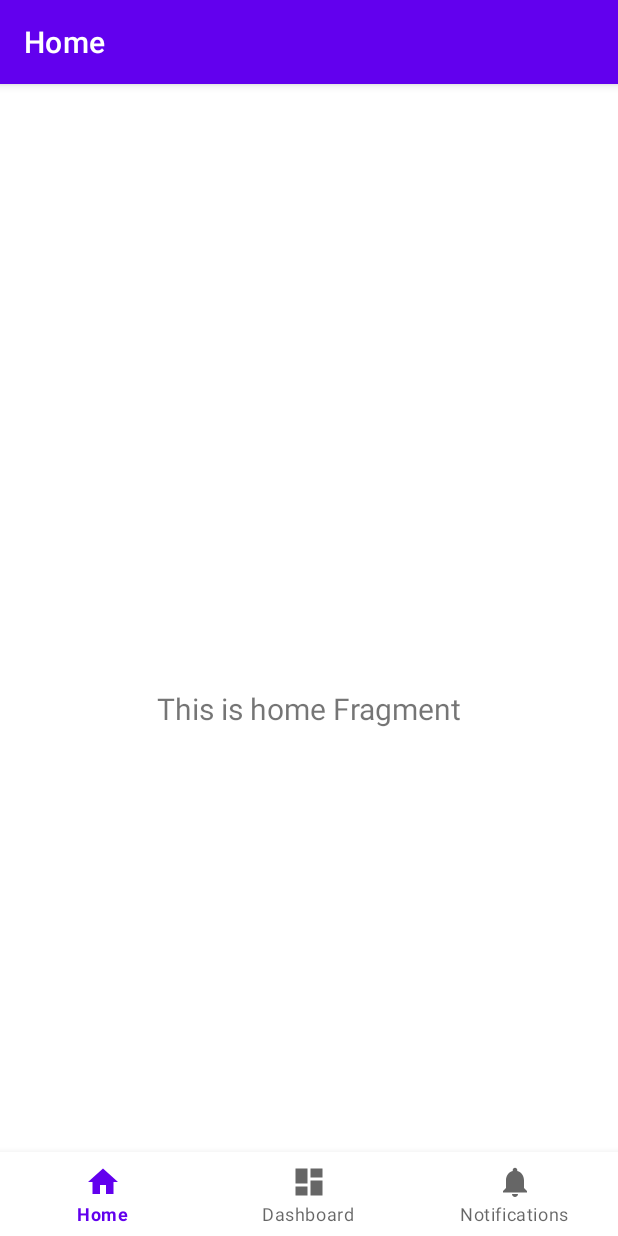
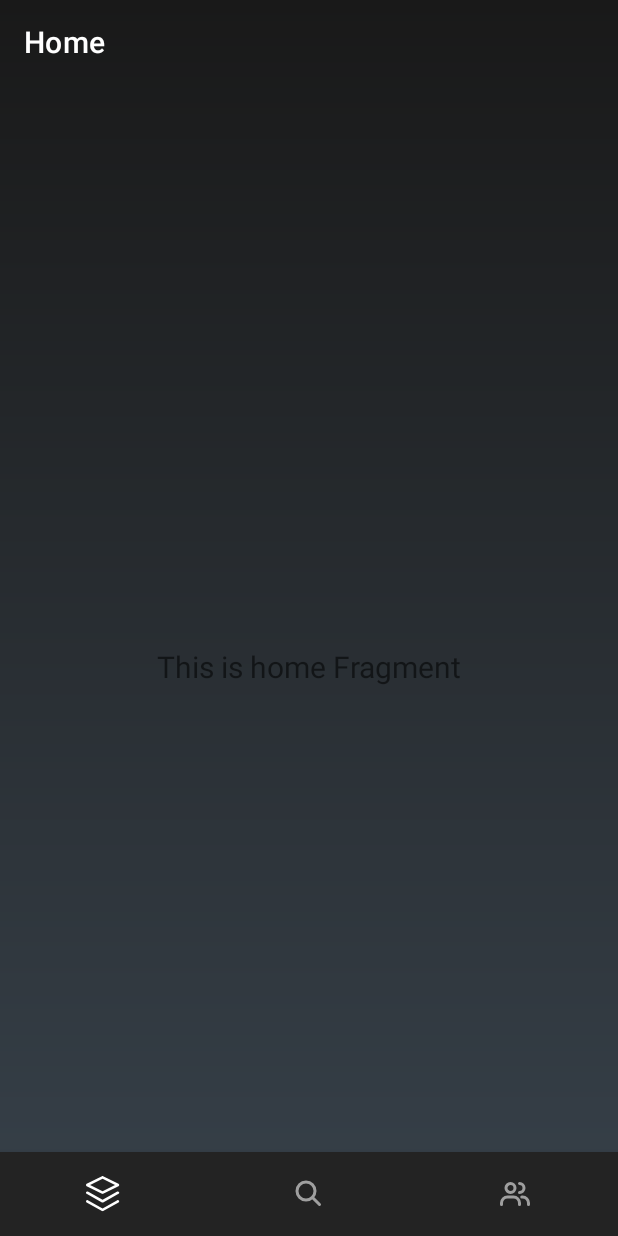
Before and after one commit to jakebuhite/backblog-android, an Android app: the screen it shows after launch (MainActivity), on a phone screen of 412 x 824 dp. Run offline under Robolectric (Android 15) with nearby library versions, the phone set to English and light mode, and no system bars; our stand-ins replace navigation-ui.

Commit message:
Configured bottom navigation bar and set the app's background color

```diff
--- a/app/build.gradle.kts
+++ b/app/build.gradle.kts
@@ -5,11 +5,11 @@ plugins {
 
 android {
     namespace = "com.tabka.backblog"
-    compileSdk = 33
+    compileSdk = 34
 
     defaultConfig {
         applicationId = "com.tabka.backblog"
-        minSdk = 24
+        minSdk = 31
         targetSdk = 33
         versionCode = 1
         versionName = "1.0"
@@ -41,6 +41,7 @@ android {
 dependencies {
 
     implementation("androidx.core:core-ktx:1.9.0")
+    implementation("androidx.core:core-splashscreen:1.0.0")
     implementation("androidx.appcompat:appcompat:1.6.1")
     implementation("com.google.android.material:material:1.10.0")
     implementation("androidx.constraintlayout:constraintlayout:2.1.4")
--- a/app/src/main/java/com/tabka/backblog/MainActivity.kt
+++ b/app/src/main/java/com/tabka/backblog/MainActivity.kt
@@ -1,6 +1,9 @@
 package com.tabka.backblog
 
+import android.os.Build
 import android.os.Bundle
+import android.view.View
+import android.view.WindowManager
 import com.google.android.material.bottomnavigation.BottomNavigationView
 import androidx.appcompat.app.AppCompatActivity
 import androidx.navigation.findNavController
@@ -15,6 +18,15 @@ class MainActivity : AppCompatActivity() {
 
     override fun onCreate(savedInstanceState: Bundle?) {
         super.onCreate(savedInstanceState)
+
+        if (Build.VERSION.SDK_INT >= Build.VERSION_CODES.LOLLIPOP) {
+            window.apply {
+                clearFlags(WindowManager.LayoutParams.FLAG_TRANSLUCENT_STATUS)
+                addFlags(WindowManager.LayoutParams.FLAG_DRAWS_SYSTEM_BAR_BACKGROUNDS)
+                decorView.systemUiVisibility = View.SYSTEM_UI_FLAG_LAYOUT_FULLSCREEN or View.SYSTEM_UI_FLAG_LAYOUT_STABLE
+                statusBarColor = android.graphics.Color.TRANSPARENT
+            }
+        }
 
         binding = ActivityMainBinding.inflate(layoutInflater)
         setContentView(binding.root)
--- /dev/null
+++ b/app/src/main/res/color/bottomnav_item_colors.xml
@@ -0,0 +1,5 @@
+<!-- res/color/bottom_nav_item_colors.xml -->
+<selector xmlns:android="http://schemas.android.com/apk/res/android">
+    <item android:color="@color/bottomnav_icon_selected" android:state_checked="true"/>
+    <item android:color="@color/bottomnav_icon"/>
+</selector>
--- /dev/null
+++ b/app/src/main/res/drawable/background.xml
@@ -0,0 +1,8 @@
+<?xml version="1.0" encoding="utf-8"?>
+<shape xmlns:android="http://schemas.android.com/apk/res/android"
+    android:shape="rectangle">
+    <gradient
+        android:startColor="@color/background_top"
+        android:endColor="@color/background_bottom"
+        android:angle="90" />
+</shape>
--- /dev/null
+++ b/app/src/main/res/drawable/ic_friends_24dp.xml
@@ -0,0 +1,13 @@
+<vector xmlns:android="http://schemas.android.com/apk/res/android"
+    android:width="24dp"
+    android:height="24dp"
+    android:viewportWidth="24"
+    android:viewportHeight="24">
+  <path
+      android:pathData="M3,19V18C3,15.791 4.791,14 7,14H11C13.209,14 15,15.791 15,18V19M15,11C16.657,11 18,9.657 18,8C18,6.343 16.657,5 15,5M21,19V18C21,15.791 19.209,14 17,14H16.5M12,8C12,9.657 10.657,11 9,11C7.343,11 6,9.657 6,8C6,6.343 7.343,5 9,5C10.657,5 12,6.343 12,8Z"
+      android:strokeLineJoin="round"
+      android:strokeWidth="2"
+      android:fillColor="#00000000"
+      android:strokeColor="#9F9F9F"
+      android:strokeLineCap="round"/>
+</vector>
--- /dev/null
+++ b/app/src/main/res/drawable/ic_home_24dp.xml
@@ -0,0 +1,4 @@
+<vector android:height="25.2dp" android:viewportHeight="21"
+    android:viewportWidth="20" android:width="24dp" xmlns:android="http://schemas.android.com/apk/res/android">
+    <path android:fillColor="#ffffff" android:fillType="evenOdd" android:pathData="M9.415,0.079C9.626,-0.026 9.874,-0.026 10.085,0.079L19.086,4.579C19.34,4.706 19.5,4.966 19.5,5.25C19.5,5.534 19.34,5.794 19.086,5.921L10.085,10.421C9.874,10.526 9.626,10.526 9.415,10.421L0.415,5.921C0.161,5.794 0,5.534 0,5.25C0,4.966 0.161,4.706 0.415,4.579L9.415,0.079ZM2.427,5.25L9.75,8.911L17.073,5.25L9.75,1.589L2.427,5.25ZM0.095,14.386C0.296,14.024 0.752,13.893 1.114,14.094L9.75,18.892L18.386,14.094C18.748,13.893 19.205,14.024 19.406,14.386C19.607,14.748 19.476,15.205 19.114,15.406L10.114,20.406C9.888,20.531 9.612,20.531 9.386,20.406L0.386,15.406C0.024,15.205 -0.107,14.748 0.095,14.386ZM1.114,9.094C0.752,8.893 0.296,9.024 0.095,9.386C-0.107,9.748 0.024,10.205 0.386,10.406L9.386,15.406C9.612,15.531 9.888,15.531 10.114,15.406L19.114,10.406C19.476,10.205 19.607,9.748 19.406,9.386C19.205,9.024 18.748,8.893 18.386,9.094L9.75,13.892L1.114,9.094Z"/>
+</vector>
--- /dev/null
+++ b/app/src/main/res/drawable/ic_search_24dp.xml
@@ -0,0 +1,20 @@
+<vector xmlns:android="http://schemas.android.com/apk/res/android"
+    android:width="26dp"
+    android:height="26dp"
+    android:viewportWidth="24"
+    android:viewportHeight="24">
+  <path
+      android:pathData="M10,10m-6,0a6,6 0,1 1,12 0a6,6 0,1 1,-12 0"
+      android:strokeLineJoin="round"
+      android:strokeWidth="2"
+      android:fillColor="#00000000"
+      android:strokeColor="#9F9F9F"
+      android:strokeLineCap="round"/>
+  <path
+      android:pathData="M14.5,14.5L19,19"
+      android:strokeLineJoin="round"
+      android:strokeWidth="2"
+      android:fillColor="#00000000"
+      android:strokeColor="#9F9F9F"
+      android:strokeLineCap="round"/>
+</vector>
--- a/app/src/main/res/layout/activity_main.xml
+++ b/app/src/main/res/layout/activity_main.xml
@@ -4,6 +4,7 @@
     android:id="@+id/container"
     android:layout_width="match_parent"
     android:layout_height="match_parent"
+    android:fitsSystemWindows="true"
     android:paddingTop="?attr/actionBarSize">
 
     <com.google.android.material.bottomnavigation.BottomNavigationView
@@ -12,7 +13,6 @@
         android:layout_height="wrap_content"
         android:layout_marginStart="0dp"
         android:layout_marginEnd="0dp"
-        android:background="?android:attr/windowBackground"
         app:layout_constraintBottom_toBottomOf="parent"
         app:layout_constraintLeft_toLeftOf="parent"
         app:layout_constraintRight_toRightOf="parent"
--- a/app/src/main/res/menu/bottom_nav_menu.xml
+++ b/app/src/main/res/menu/bottom_nav_menu.xml
@@ -3,17 +3,17 @@
 
     <item
         android:id="@+id/navigation_home"
-        android:icon="@drawable/ic_home_black_24dp"
-        android:title="@string/title_home" />
+        android:icon="@drawable/ic_home_24dp"
+        android:title="@null" />
 
     <item
         android:id="@+id/navigation_dashboard"
-        android:icon="@drawable/ic_dashboard_black_24dp"
-        android:title="@string/title_dashboard" />
+        android:icon="@drawable/ic_search_24dp"
+        android:title="@null" />
 
     <item
         android:id="@+id/navigation_notifications"
-        android:icon="@drawable/ic_notifications_black_24dp"
-        android:title="@string/title_notifications" />
+        android:icon="@drawable/ic_friends_24dp"
+        android:title="@null" />
 
 </menu>
--- a/app/src/main/res/values/colors.xml
+++ b/app/src/main/res/values/colors.xml
@@ -7,4 +7,11 @@
     <color name="teal_700">#FF018786</color>
     <color name="black">#FF000000</color>
     <color name="white">#FFFFFFFF</color>
+
+    <color name="background_top">#37414A</color>
+    <color name="background_bottom">#191919</color>
+
+    <color name="bottomnav">#232323</color>
+    <color name="bottomnav_icon">#9F9F9F</color>
+    <color name="bottomnav_icon_selected">@color/white</color>
 </resources>
--- a/app/src/main/res/values/themes.xml
+++ b/app/src/main/res/values/themes.xml
@@ -10,7 +10,36 @@
         <item name="colorSecondaryVariant">@color/teal_700</item>
         <item name="colorOnSecondary">@color/black</item>
         <!-- Status bar color. -->
-        <item name="android:statusBarColor">?attr/colorPrimaryVariant</item>
-        <!-- Customize your theme here. -->
+<!--        <item name="android:statusBarColor">?attr/colorPrimaryVariant</item>-->
+
+        <!-- Custom Themes -->
+
+        <item name="android:statusBarColor">@android:color/transparent</item>
+        <item name="android:windowNoTitle">true</item>
+        <item name="android:windowActionBarOverlay">true</item>
+        <item name="android:fitsSystemWindows">true</item>
+        <item name="android:windowTranslucentStatus">true</item>
+
+        <item name="android:windowBackground">@drawable/background</item>
+
+        <item name="android:actionBarStyle">@style/MyActionBar</item>
+        <item name="actionBarStyle">@style/MyActionBar</item>
+
+        <item name="bottomNavigationStyle">@style/Widget.BackBlog.BottomNavigationView</item>
+        <item name="android:navigationBarColor">@color/bottomnav</item>
+    </style>
+
+    <style name="MyActionBar" parent="@style/Widget.MaterialComponents.ActionBar.Solid">
+        <!-- Explicitly set background to transparent -->
+        <item name="background">@android:color/transparent</item>
+        <item name="android:background">@android:color/transparent</item>
+    </style>
+
+    <style name="Widget.BackBlog.BottomNavigationView" parent="Widget.MaterialComponents.BottomNavigationView.Colored">
+        <item name="android:background">@color/bottomnav</item>
+        <item name="itemPaddingTop">16dp</item>
+        <item name="itemPaddingBottom">8dp</item>
+        <item name="labelVisibilityMode">labeled</item>
+        <item name="itemIconTint">@color/bottomnav_item_colors</item>
     </style>
 </resources>
```
Also changed, not shown: app/src/main/res/mipmap-hdpi/logo.png (added), app/src/main/res/mipmap-mdpi/logo.png (added), app/src/main/res/mipmap-xhdpi/logo.png (added), app/src/main/res/mipmap-xxhdpi/logo.png (added), app/src/main/res/mipmap-xxxhdpi/logo.png (added).
